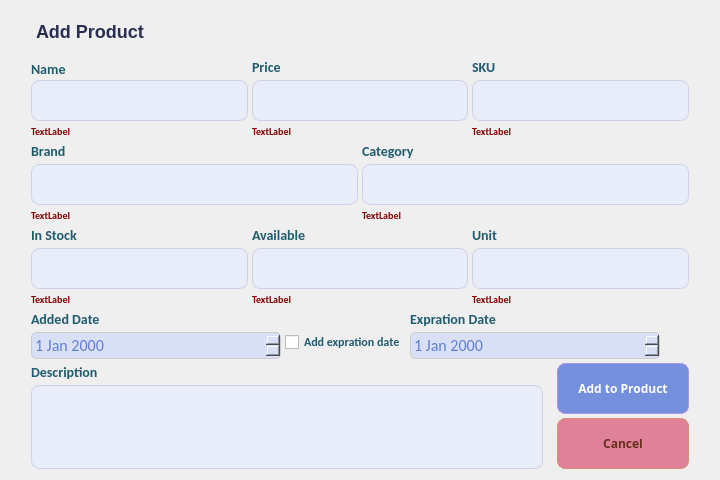
ImRanjbar/Inventory-Management, file InventoryManagement/add_product_window.ui: the form before one commit.
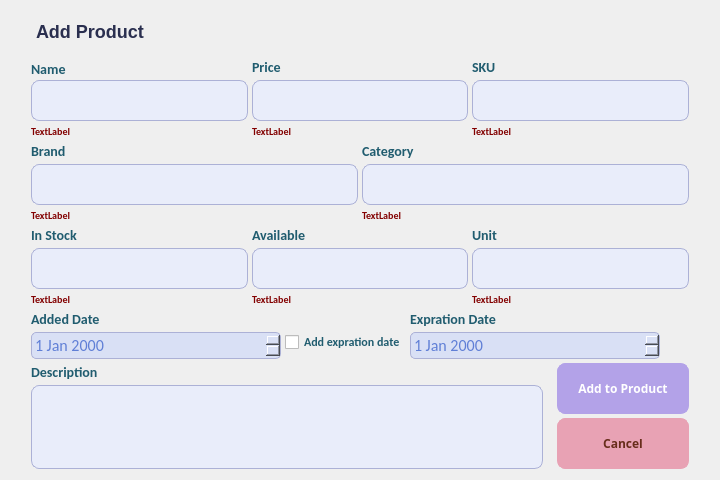
The form after the commit. Icons and pictures are not drawn.

Diff of the .ui file:
```diff
--- a/InventoryManagement/add_product_window.ui
+++ b/InventoryManagement/add_product_window.ui
@@ -122,7 +122,7 @@
                 <string notr="true">QLineEdit {
 	background-color: #e9edfa;
 	border-radius:8px;
-	border:1px solid #ced1e7;
+	border:1px solid #acb1d6;
 	display:inline-block;
 	cursor:text;
 	color : #4b6ed1;
@@ -165,7 +165,7 @@
                 <string notr="true">QLineEdit {
 	background-color: #e9edfa;
 	border-radius:8px;
-	border:1px solid #ced1e7;
+	border:1px solid #acb1d6;
 	display:inline-block;
 	cursor:text;
 	color : #4b6ed1;
@@ -208,7 +208,7 @@
                 <string notr="true">QLineEdit {
 	background-color: #e9edfa;
 	border-radius:8px;
-	border:1px solid #ced1e7;
+	border:1px solid #acb1d6;
 	display:inline-block;
 	cursor:text;
 	color : #4b6ed1;
@@ -303,7 +303,7 @@
               <string notr="true">QLineEdit {
 	background-color: #e9edfa;
 	border-radius:8px;
-	border:1px solid #ced1e7;
+	border:1px solid #acb1d6;
 	display:inline-block;
 	cursor:text;
 	color : #4b6ed1;
@@ -357,7 +357,7 @@
               <string notr="true">QLineEdit {
 	background-color: #e9edfa;
 	border-radius:8px;
-	border:1px solid #ced1e7;
+	border:1px solid #acb1d6;
 	display:inline-block;
 	cursor:text;
 	color : #4b6ed1;
@@ -418,7 +418,7 @@
               <string notr="true">QLineEdit {
 	background-color: #e9edfa;
 	border-radius:8px;
-	border:1px solid #ced1e7;
+	border:1px solid #acb1d6;
 	display:inline-block;
 	cursor:text;
 	color : #4b6ed1;
@@ -472,7 +472,7 @@
               <string notr="true">QLineEdit {
 	background-color: #e9edfa;
 	border-radius:8px;
-	border:1px solid #ced1e7;
+	border:1px solid #acb1d6;
 	display:inline-block;
 	cursor:text;
 	color : #4b6ed1;
@@ -526,7 +526,7 @@
               <string notr="true">QLineEdit {
 	background-color: #e9edfa;
 	border-radius:8px;
-	border:1px solid #ced1e7;
+	border:1px solid #acb1d6;
 	display:inline-block;
 	cursor:text;
 	color : #4b6ed1;
@@ -595,7 +595,7 @@
              <property name="styleSheet">
               <string notr="true">QDateEdit {
     background-color: #d9e0f5; 
-    border: 1px solid #CCCCCC; 
+    border: 1px solid #acb1d6; 
 	border-radius :5px;
     padding: 1px; 
 	font-family: Calibri;
@@ -684,7 +684,7 @@
                <property name="styleSheet">
                 <string notr="true">QDateEdit {
     background-color: #d9e0f5;
-    border: 1px solid #CCCCCC; 
+    border: 1px solid #acb1d6; 
 	border-radius :5px;
     padding: 1px;
 	font-family: Calibri;
@@ -745,7 +745,7 @@
               <string notr="true">QTextEdit {
 	background-color: #e9edfa;
 	border-radius:8px;
-	border:1px solid #ced1e7;
+	border:1px solid #acb1d6;
 	display:inline-block;
 	cursor:text;
 	color : #4b6ed1;
@@ -780,8 +780,8 @@
              </property>
              <property name="styleSheet">
               <string notr="true">QPushButton {
-    background-color: #748fdb;
-    border: 1px solid #a995e4;
+    background-color: #b3a2e8;
+    border: 1px solid #b3a2e8;
     border-radius: 8px;
     padding: 20px 20px;
 	color: #ffffff;
@@ -810,8 +810,8 @@
              </property>
              <property name="styleSheet">
               <string notr="true">QPushButton {
-    background-color: #df8199;
-    border: 1px solid #db8c74;
+    background-color: #e8a2b4;
+    border: 1px solid #e8a2b4;
     border-radius: 8px;
     padding: 20px 20px;
 	color: #672d1b;
```
Left out of the diff: 8 changed lines with no effect on the pictures.
